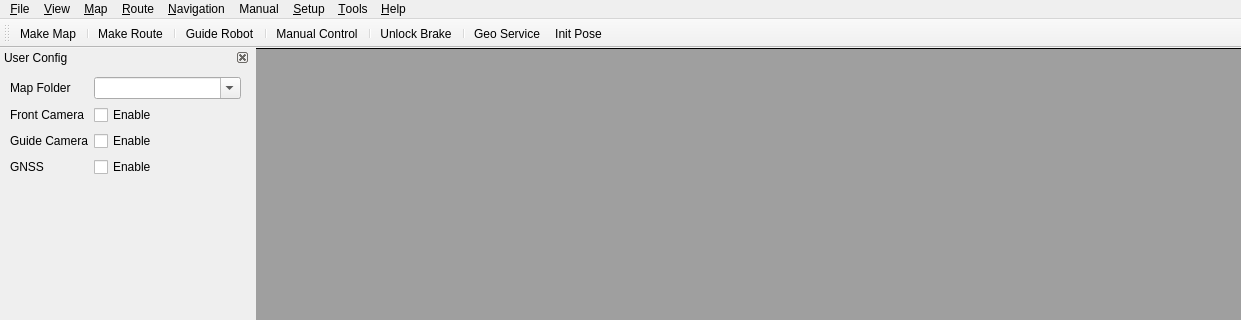
7174952/amr-3d-lidar-ros2, file src/robot_gui/ui/mainwindow.ui: the form before one commit; both pictures show x 0 to 1241 and y 0 to 320 of the 1241 by 885 pixel window.
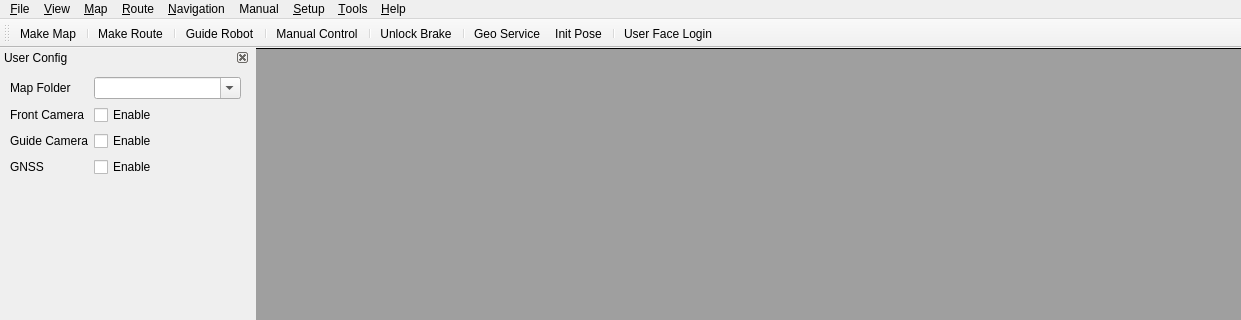
The form after the commit.

What changed in the file:
```diff
--- a/src/robot_gui/ui/mainwindow.ui
+++ b/src/robot_gui/ui/mainwindow.ui
@@ -150,6 +150,8 @@
    <addaction name="separator"/>
    <addaction name="actionGeo_Service"/>
    <addaction name="actionInit_Pose"/>
+   <addaction name="separator"/>
+   <addaction name="actionUser_Face_Register"/>
   </widget>
   <widget class="QStatusBar" name="statusBar_main">
    <property name="cursor">
@@ -565,6 +567,16 @@
     <string>Geo Service</string>
    </property>
   </action>
+  <action name="actionNoise_Threshold">
+   <property name="text">
+    <string>Set Noise Threshold</string>
+   </property>
+  </action>
+  <action name="actionUser_Face_Register">
+   <property name="text">
+    <string>User Face Login</string>
+   </property>
+  </action>
  </widget>
  <resources/>
  <connections/>
```
Left out of the diff: 2 changed lines with no effect on the pictures.
